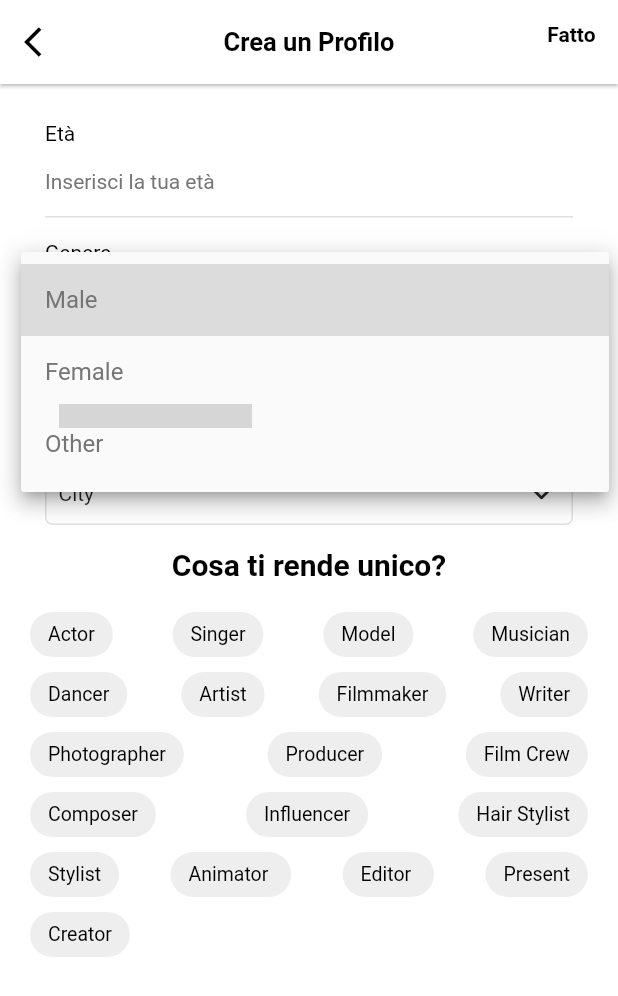
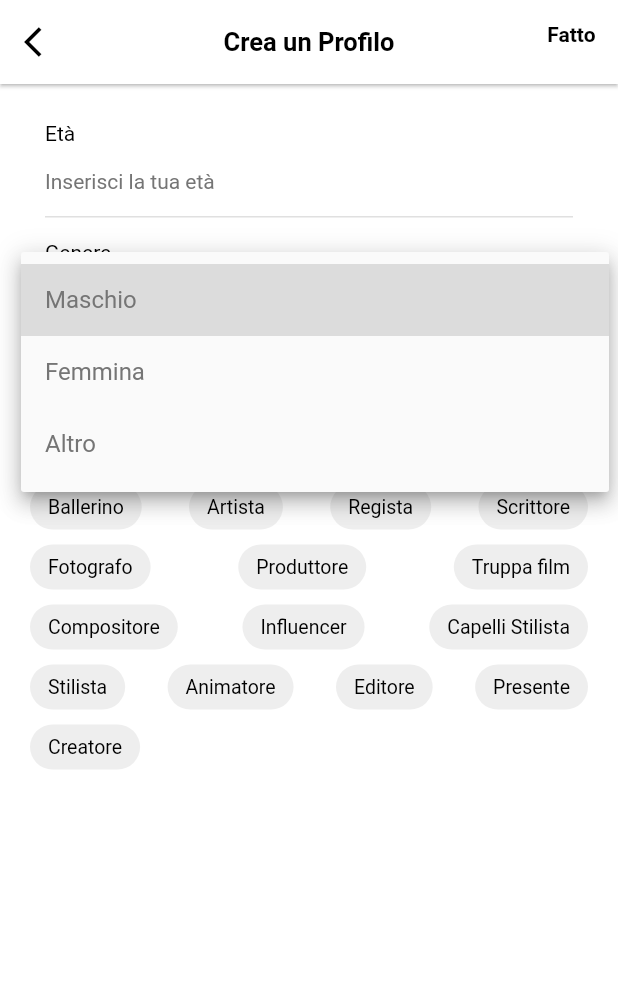
Before and after one commit to TechorraTeam/roma_siamo, a Flutter app: the CreateProfile screen opened directly, after a tap on "Selezionare genere", on a phone screen of 412 x 824 dp. Shown: the top 996 px of the screen. Run offline on Flutter 3.47's test engine with Material 2 defaults, Android fonts, the phone set to English and light mode, and no system bars; drawn by our look-alikes of csc_picker; our stand-ins replace another_flushbar, cached_network_image, cloud_firestore, firebase_auth, firebase_core, firebase_messaging and 16 more; missing offline and left inert: fancy_drawer, flutter_facebook_login, giphy_get, linkable, photofilters, video_compress and 1 more; accounts and stored records are empty; grey boxes are pictures that could not be loaded.

Commit message:
final adjustments before publishing to stores

```diff
--- a/lib/Screens/createProfile.dart
+++ b/lib/Screens/createProfile.dart
@@ -25,9 +25,9 @@ class _LoginState extends State<CreateProfile> {
 
   String gender;
   var gender1 = [
-    "Male",
-    "Female",
-    "Other",
+    "male".tr,
+    "female".tr,
+    "other".tr,
   ];
 
   final TextEditingController _ageController = TextEditingController();
@@ -79,9 +79,9 @@ class _LoginState extends State<CreateProfile> {
                   });
                   if (_ageController.text.isNotEmpty &&
                       gender != null &&
-                      cityValue != null &&
-                      countryValue != null &&
-                      stateValue != null &&
+                      // cityValue != null &&
+                      // countryValue != null &&
+                      // stateValue != null &&
                       splitData.length > 0) {
                     updateData();
                   } else {
@@ -124,15 +124,15 @@ class _LoginState extends State<CreateProfile> {
       crossAxisAlignment: CrossAxisAlignment.start,
       mainAxisAlignment: MainAxisAlignment.start,
       children: [
-        Container(height: 15),
+        Container (height: 15),
         ageWidget(),
-        Container(height: 15),
+        Container (height: 15),
         genderWidget(),
-        Container(height: 15),
-        locationWidget(),
-        Container(height: 15),
+        Container (height: 15),
+        // locationWidget(),
+        // Container(height: 15),
         interestTree(),
-        Container(height: 30),
+        Container (height: 30),
       ],
     );
   }
@@ -311,10 +311,10 @@ class _LoginState extends State<CreateProfile> {
                 child: Row(
                   mainAxisAlignment: MainAxisAlignment.spaceBetween,
                   children: [
-                    buttonWidget("Actor"),
-                    buttonWidget("Singer"),
-                    buttonWidget("Model"),
-                    buttonWidget("Musician"),
+                    buttonWidget("Actor".tr),
+                    buttonWidget("Singer".tr),
+                    buttonWidget("Model".tr),
+                    buttonWidget("Musician".tr),
                   ],
                 ),
               ),
@@ -323,10 +323,10 @@ class _LoginState extends State<CreateProfile> {
                 child: Row(
                   mainAxisAlignment: MainAxisAlignment.spaceBetween,
                   children: [
-                    buttonWidget("Dancer"),
-                    buttonWidget("Artist"),
-                    buttonWidget("Filmmaker"),
-                    buttonWidget("Writer"),
+                    buttonWidget("Dancer".tr),
+                    buttonWidget("Artist".tr),
+                    buttonWidget("Filmmaker".tr),
+                    buttonWidget("Writer".tr),
                   ],
                 ),
               ),
@@ -335,9 +335,9 @@ class _LoginState extends State<CreateProfile> {
                 child: Row(
                   mainAxisAlignment: MainAxisAlignment.spaceBetween,
                   children: [
-                    buttonWidget("Photographer"),
-                    buttonWidget("Producer"),
-                    buttonWidget("Film Crew"),
+                    buttonWidget("Photographer".tr),
+                    buttonWidget("Producer".tr),
+                    buttonWidget("Film Crew".tr),
                   ],
                 ),
               ),
@@ -346,9 +346,9 @@ class _LoginState extends State<CreateProfile> {
                 child: Row(
                   mainAxisAlignment: MainAxisAlignment.spaceBetween,
                   children: [
-                    buttonWidget("Composer"),
-                    buttonWidget("Influencer"),
-                    buttonWidget("Hair Stylist"),
+                    buttonWidget("Composer".tr),
+                    buttonWidget("Influencer".tr),
+                    buttonWidget("Hair Stylist".tr),
                   ],
                 ),
               ),
@@ -357,10 +357,10 @@ class _LoginState extends State<CreateProfile> {
                 child: Row(
                   mainAxisAlignment: MainAxisAlignment.spaceBetween,
                   children: [
-                    buttonWidget("Stylist"),
-                    buttonWidget("Animator "),
-                    buttonWidget("Editor "),
-                    buttonWidget("Present"),
+                    buttonWidget("Stylist".tr),
+                    buttonWidget("Animator".tr),
+                    buttonWidget("Editor".tr),
+                    buttonWidget("Present".tr),
                   ],
                 ),
               ),
@@ -369,7 +369,7 @@ class _LoginState extends State<CreateProfile> {
                 child: Row(
                   mainAxisAlignment: MainAxisAlignment.spaceBetween,
                   children: [
-                    buttonWidget("Creator"),
+                    buttonWidget("Creator".tr),
                   ],
                 ),
               ),
--- a/lib/Screens/home.dart
+++ b/lib/Screens/home.dart
@@ -104,7 +104,7 @@ class _HomeState extends State<Home> with SingleTickerProviderStateMixin {
           ],
         ),
         Text(
-          "Hi " + globalName,
+          'Hi'.tr +' '+ globalName,
           style: TextStyle(
               fontSize: 18,
               fontWeight: FontWeight.normal,
--- a/lib/Screens/search.dart
+++ b/lib/Screens/search.dart
@@ -24,31 +24,31 @@ class _SearchState extends State<Search> {
   String stateValue;
   String gender;
   var gender1 = [
-    "Male",
-    "Female",
-    "Other",
+    "male".tr,
+    "female".tr,
+    "other".tr,
   ];
 
   String profession;
   var profession1 = [
-    "Actor",
-    "Singer",
-    "Model",
-    "Musician",
-    "Dancer",
-    "Artist",
-    "Filmmaker",
-    "Writer",
-    "Photographer",
-    "Producer",
-    "Film Crew",
-    "Composer",
-    "Influencer",
-    "Hair and Makeup",
-    "Stylist",
-    "Animator",
-    "Editor",
-    "Present"
+    "Actor".tr,
+    "Singer".tr,
+    "Model".tr,
+    "Musician".tr,
+    "Dancer".tr,
+    "Artist".tr,
+    "Filmmaker".tr,
+    "Writer".tr,
+    "Photographer".tr,
+    "Producer".tr,
+    "Film Crew".tr,
+    "Composer".tr,
+    "Influencer".tr,
+    "Hair Stylist".tr,
+    "Stylist".tr,
+    "Animator".tr,
+    "Editor".tr,
+    "Present".tr
   ];
 
   double startAge = 18;
@@ -489,51 +489,51 @@ class _SearchState extends State<Search> {
             ],
           ),
           Container(height: 5),
-          clearData == false
-              ? CSCPicker(
-                  flagState: CountryFlag.SHOW_IN_DROP_DOWN_ONLY,
-                  showCities: false,
-                  showStates: true,
-                  dropdownItemStyle: TextStyle(
-                    color: Colors.grey[600],
-                    fontSize: 13,
-                  ),
-                  dropdownHeadingStyle: TextStyle(
-                    color: Colors.grey[600],
-                    fontSize: 13,
-                  ),
-                  selectedItemStyle: TextStyle(
-                    color: Colors.grey[600],
-                    fontSize: 13,
-                  ),
-                  disabledDropdownDecoration: BoxDecoration(
-                      borderRadius: BorderRadius.all(Radius.circular(5)),
-                      color: appColorWhite,
-                      border: Border.all(color: Colors.grey, width: 1)),
-                  dropdownDecoration: BoxDecoration(
-                      borderRadius: BorderRadius.all(Radius.circular(5)),
-                      color: appColorWhite,
-                      border: Border.all(color: Colors.grey, width: 1)),
-                  onCountryChanged: (value) {
-                    setState(() {
-                      countryValue = value;
-                    });
-                  },
-                  onStateChanged: (value) {
-                    setState(() {
-                      stateValue = value;
-                    });
-                  },
-                  onCityChanged: (value) {
-                    setState(() {
-                      // cityValue = value;
-                    });
-                  },
-                )
-              : Container(
-                  height: 43,
-                  child: Center(child: const CupertinoActivityIndicator()),
-                ),
+          // clearData == false
+          //     ? CSCPicker(
+          //         flagState: CountryFlag.SHOW_IN_DROP_DOWN_ONLY,
+          //         showCities: false,
+          //         showStates: true,
+          //         dropdownItemStyle: TextStyle(
+          //           color: Colors.grey[600],
+          //           fontSize: 13,
+          //         ),
+          //         dropdownHeadingStyle: TextStyle(
+          //           color: Colors.grey[600],
+          //           fontSize: 13,
+          //         ),
+          //         selectedItemStyle: TextStyle(
+          //           color: Colors.grey[600],
+          //           fontSize: 13,
+          //         ),
+          //         disabledDropdownDecoration: BoxDecoration(
+          //             borderRadius: BorderRadius.all(Radius.circular(5)),
+          //             color: appColorWhite,
+          //             border: Border.all(color: Colors.grey, width: 1)),
+          //         dropdownDecoration: BoxDecoration(
+          //             borderRadius: BorderRadius.all(Radius.circular(5)),
+          //             color: appColorWhite,
+          //             border: Border.all(color: Colors.grey, width: 1)),
+          //         onCountryChanged: (value) {
+          //           setState(() {
+          //             countryValue = value;
+          //           });
+          //         },
+          //         onStateChanged: (value) {
+          //           setState(() {
+          //             stateValue = value;
+          //           });
+          //         },
+          //         onCityChanged: (value) {
+          //           setState(() {
+          //             // cityValue = value;
+          //           });
+          //         },
+          //       )
+          //     : Container(
+          //         height: 43,
+          //         child: Center(child: const CupertinoActivityIndicator()),
+          //       ),
           Row(
             children: [
               Expanded(
--- a/lib/constant/translations.dart
+++ b/lib/constant/translations.dart
@@ -112,8 +112,35 @@ class Messages extends Translations {
           'likes': 'likes',
           'ok': 'OK',
           'please_wait': 'Please Wait....',
-
-
+          'male': 'Male',
+          'female': 'Female',
+          'other': 'Other',
+          'city': 'City',
+          'state': 'State',
+          'country': 'Country',
+          'search_country': 'Search Country',
+          'search_state': 'Search State',
+          'search_city': 'Search City',
+          'Actor': 'Actor',
+          'Singer': 'Singer',
+          'Model': 'Model',
+          'Musician': 'Musician',
+          'Dancer': 'Dancer',
+          'Artist': 'Artist',
+          'Filmmaker': 'Filmmaker',
+          'Writer': 'Writer',
+          'Photographer': 'Photographer',
+          'Producer': 'Producer',
+          'Film Crew': 'Film Crew',
+          'Composer': 'Composer',
+          'Influencer': 'Influencer',
+          'Hair Stylist': 'Hair Stylist',
+          'Stylist': 'Stylist',
+          'Animator': 'Animator',
+          'Editor': 'Editor',
+          'Present': 'Present',
+          'Creator': 'Creator',
+          'Hi': 'Hi'
         },
         // Italian
         'it_IT': {
@@ -134,8 +161,10 @@ class Messages extends Translations {
           'delete': 'Cancella',
           'new_post': 'Nuovo post',
           'done': 'Fatto',
-  'write_something_add_hashtag': 'scrivi qualcosa sul post o aggiungi #tags',
-  'type_location_where_taken': 'Digita il luogo in cui è stata scattata',
+          'write_something_add_hashtag':
+              'scrivi qualcosa sul post o aggiungi #tags',
+          'type_location_where_taken':
+              'Digita il luogo in cui è stata scattata',
           'create_profile': 'Crea un Profilo',
           'error': 'Error',
           'all_fields_mandatory': 'Tutti i campi sono obbligatori',
@@ -157,7 +186,8 @@ class Messages extends Translations {
           'enter_website': 'Entra nel sito web',
           'bio': 'Biografia',
           'enter_bio': 'Inserisci la Biografia',
-  'personal_information_settings': 'Informazioni personali Impostazioni',
+          'personal_information_settings':
+              'Informazioni personali Impostazioni',
           'photo_customisation': 'Personalizzazione delle foto',
           'no_image_selected': 'Nessuna immagine selezionata',
           'pick_image': 'Scegli immagine',
@@ -165,11 +195,13 @@ class Messages extends Translations {
           'search': 'Ricerca',
           'supporting': 'Supporto',
           'forgot_your_password': 'Hai dimenticato la password?',
-  'enter_registered_email': 'Inserisci la tua email registrata di seguito per ricevere le istruzioni per la reimpostazione della password',
+          'enter_registered_email':
+              'Inserisci la tua email registrata di seguito per ricevere le istruzioni per la reimpostazione della password',
           'enter_email': 'Inserisci il tuo indirizzo email',
           'enter_password': 'Inserire la password',
           'next': 'Il prossimo',
-  'enter_email_reset_password': 'Per favore, inserisci il tuo indirizzo e-mail per reimpostare la password',
+          'enter_email_reset_password':
+              'Per favore, inserisci il tuo indirizzo e-mail per reimpostare la password',
           'back_to_login': 'Torna al login',
           'home': 'Home',
           'account': 'Account',
@@ -190,7 +222,8 @@ class Messages extends Translations {
           'activity': 'Attività',
           'currently_no_notifications': 'Al momento non hai notifiche',
           'personal_info': 'Informazione personale',
-  'hidden_info': 'Queste informazioni non verranno visualizzate nel profilo pubblico',
+          'hidden_info':
+              'Queste informazioni non verranno visualizzate nel profilo pubblico',
           'email': 'Email',
           'phone': 'Telefono',
           'mobile': 'mobile',
@@ -219,12 +252,41 @@ class Messages extends Translations {
           'send': 'invia',
           'something_went_wrong': 'Qualcosa è andato storto, prova ancora',
           'enter_username': 'Inserire username',
-  'password_condition': 'I campi sono vuoti o la lunghezza della password deve essere compresa tra 6-8 caratteri.',
+          'password_condition':
+              'I campi sono vuoti o la lunghezza della password deve essere compresa tra 6-8 caratteri.',
           'already_have_account': 'Hai già un account?',
           'likes': 'likes',
           'ok': 'OK',
           'please_wait': 'Aspetta....',
-
-    }
+          'male': 'Maschio',
+          'female': 'Femmina',
+          'other': 'Altro',
+          'city': 'Città',
+          'state': 'Stato',
+          'country': 'Paese',
+          'search_country': 'Cerca paese',
+          'search_state': 'Stato ricerca',
+          'search_city': 'Cerca città',
+          'Actor': 'Attore',
+          'Singer': 'Cantante',
+          'Model': 'Modello',
+          'Musician': 'Musicista',
+          'Dancer': 'Ballerino',
+          'Artist': 'Artista',
+          'Filmmaker': 'Regista',
+          'Writer': 'Scrittore',
+          'Photographer': 'Fotografo',
+          'Producer': 'Produttore',
+          'Film Crew': 'Truppa film',
+          'Composer': 'Compositore',
+          'Influencer': 'Influencer',
+          'Hair Stylist': 'Capelli Stilista',
+          'Stylist': 'Stilista',
+          'Animator': 'Animatore',
+          'Editor': 'Editore',
+          'Present': 'Presente',
+          'Creator': 'Creatore',
+          'Hi': 'Ciao'
+        },
       };
 }
```
Also changed, not shown: 5 other files. Lines whose indentation alone changed are shown as unchanged.
